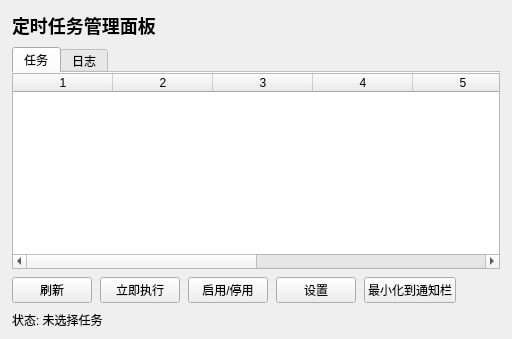
Above: 999.0/src/l_scheduler/scheduler_ui.ui from Lugwit123/l_scheduler before the change. Below: the same form after it.
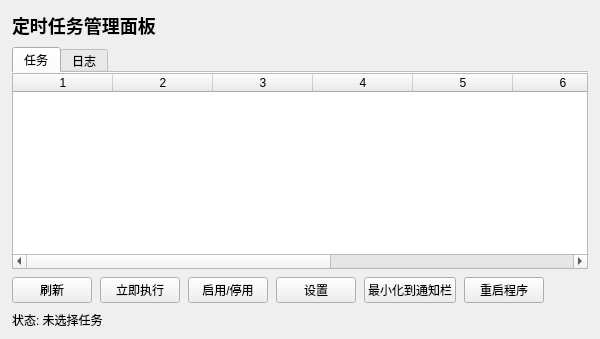
That is the form after the change.

```diff
--- a/999.0/src/l_scheduler/scheduler_ui.ui
+++ b/999.0/src/l_scheduler/scheduler_ui.ui
@@ -65,7 +65,7 @@
           <enum>QAbstractItemView::SingleSelection</enum>
          </property>
          <property name="columnCount">
-          <number>8</number>
+          <number>9</number>
          </property>
          <property name="rowCount">
           <number>0</number>
@@ -112,6 +112,16 @@
            </property>
           </widget>
          </item>
+         <item>
+          <widget class="QPushButton" name="restartButton">
+           <property name="text">
+            <string>重启程序</string>
+           </property>
+           <property name="toolTip">
+            <string>停止调度器并重新启动程序</string>
+           </property>
+          </widget>
+         </item>
          <item>
           <spacer name="horizontalSpacer_buttons">
            <property name="orientation">
```
